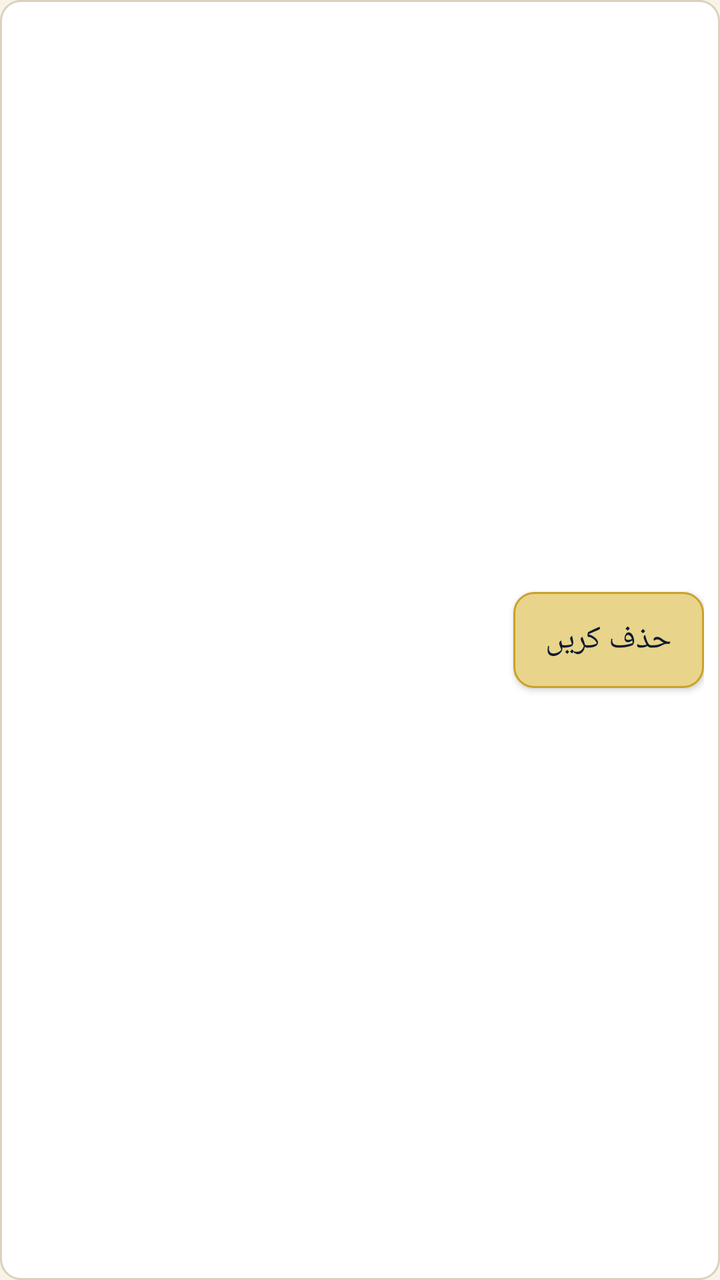
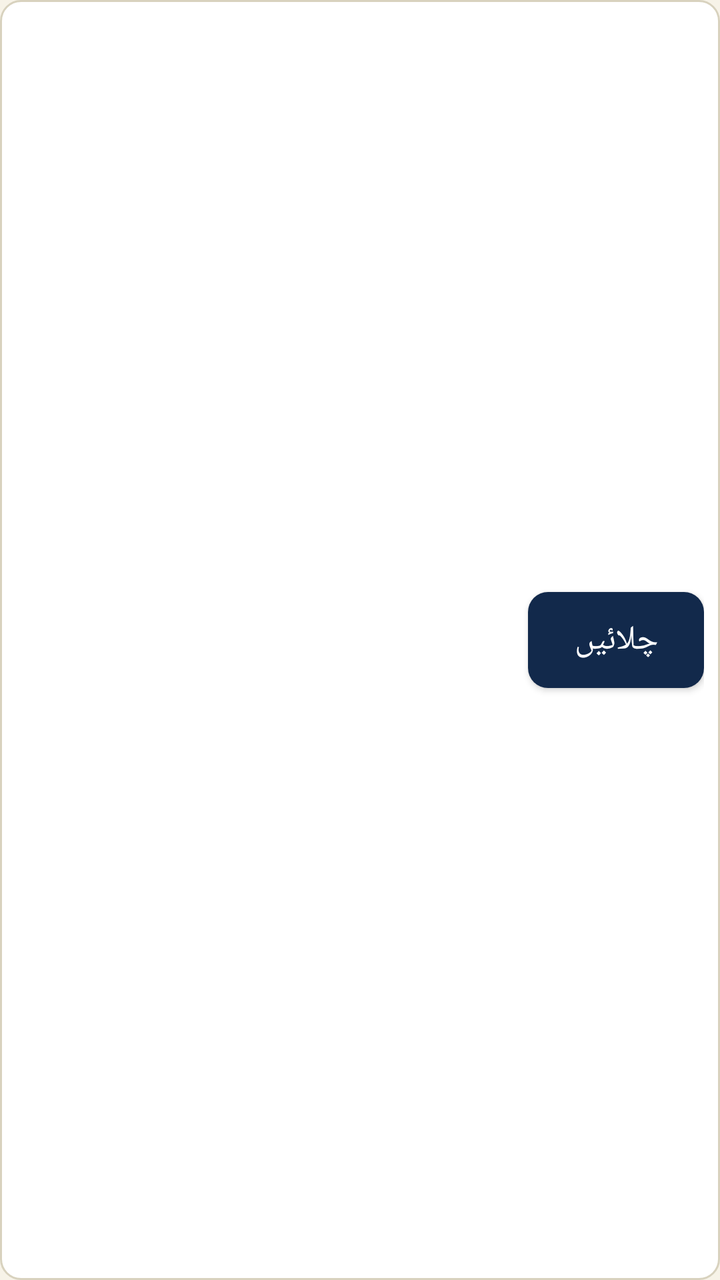

Screens rendered from an Android XML layout before and after an edit, with the pre-edit source and the edit as a unified diff.
<!-- AndroidManifest.xml: application theme Theme.Jarvis -->
<!-- res/layout/item_book.xml -->
<?xml version="1.0" encoding="utf-8"?>
<LinearLayout xmlns:android="http://schemas.android.com/apk/res/android"
    android:layout_width="match_parent"
    android:layout_height="wrap_content"
    android:orientation="horizontal"
    android:padding="@dimen/pad_small"
    android:background="@drawable/bg_card">

    <LinearLayout
        android:layout_width="0dp"
        android:layout_height="wrap_content"
        android:layout_weight="1"
        android:orientation="vertical"
        android:layout_gravity="center_vertical">

        <TextView
            android:id="@+id/kitab_item_title"
            android:layout_width="match_parent"
            android:layout_height="wrap_content"
            style="@style/JarvisTextUrdu" />

        <TextView
            android:id="@+id/kitab_item_meta"
            android:layout_width="match_parent"
            android:layout_height="wrap_content"
            android:layout_marginTop="2dp"
            style="@style/JarvisTextLatin.Small" />

    </LinearLayout>

    <Button
        android:id="@+id/kitab_item_delete"
        android:layout_width="wrap_content"
        android:layout_height="wrap_content"
        android:layout_gravity="center_vertical"
        android:layout_marginStart="@dimen/pad_small"
        style="@style/JarvisButton.Secondary"
        android:text="@string/kitab_delete" />

</LinearLayout>
<!-- resources referenced by this layout -->
<resources>
  <dimen name="pad_small">8dp</dimen>
  <!-- drawable bg_card (drawable) -->
  <?xml version="1.0" encoding="utf-8"?>
  <shape xmlns:android="http://schemas.android.com/apk/res/android"
      android:shape="rectangle">
      <solid android:color="@color/white" />
      <corners android:radius="@dimen/corner_radius" />
      <stroke android:width="1dp" android:color="@color/divider" />
  </shape>
  <string name="kitab_delete">حذف کریں</string>
  <style name="JarvisButton.Secondary" parent="android:Widget.Material.Button">
          <item name="android:background">@drawable/bg_button_gold</item>
          <item name="android:textColor">@color/navy_dark</item>
          <item name="android:fontFamily">@font/jameel_noori_nastaleeq</item>
          <item name="android:textSize">16sp</item>
          <item name="android:minHeight">48dp</item>
          <item name="android:paddingStart">16dp</item>
          <item name="android:paddingEnd">16dp</item>
      </style>
  <style name="JarvisTextLatin.Small">
          <item name="android:fontFamily">sans-serif</item>
          <item name="android:textSize">@dimen/text_small</item>
          <item name="android:textColor">@color/ink_soft</item>
      </style>
  <style name="JarvisTextUrdu">
          <item name="android:fontFamily">@font/jameel_noori_nastaleeq</item>
          <item name="android:textSize">@dimen/text_body</item>
          <item name="android:textColor">@color/ink</item>
          <item name="android:lineSpacingExtra">6dp</item>
      </style>
  <style name="Theme.Jarvis" parent="android:Theme.Material.Light.NoActionBar">
          <item name="android:colorPrimary">@color/navy</item>
          <item name="android:colorPrimaryDark">@color/navy_dark</item>
          <item name="android:colorAccent">@color/gold</item>
          <item name="android:windowBackground">@color/paper</item>
          <item name="android:textColorPrimary">@color/ink</item>
          <item name="android:textColorSecondary">@color/ink_soft</item>
      </style>
  <color name="white">#FFFFFF</color>
  <dimen name="corner_radius">10dp</dimen>
  <color name="divider">#D8D2BE</color>
  <!-- drawable bg_button_gold (drawable) -->
  <?xml version="1.0" encoding="utf-8"?>
  <shape xmlns:android="http://schemas.android.com/apk/res/android"
      android:shape="rectangle">
      <solid android:color="@color/gold_light" />
      <corners android:radius="@dimen/corner_radius" />
      <stroke android:width="1dp" android:color="@color/gold" />
  </shape>
  <color name="navy_dark">#0B1B33</color>
  <dimen name="text_small">14sp</dimen>
  <color name="ink_soft">#4A4A4A</color>
  <dimen name="text_body">17sp</dimen>
  <color name="ink">#1A1A1A</color>
  <color name="navy">#12294B</color>
  <color name="gold">#C9A227</color>
  <color name="paper">#F7F3E8</color>
  <color name="gold_light">#E8D48A</color>
</resources>

<!-- the commit's change to res/layout/item_book.xml (unified diff, before → after) -->
@@ -28,13 +28,14 @@
 
     </LinearLayout>
 
+    
     <Button
-        android:id="@+id/kitab_item_delete"
+        android:id="@+id/kitab_item_play"
         android:layout_width="wrap_content"
         android:layout_height="wrap_content"
         android:layout_gravity="center_vertical"
         android:layout_marginStart="@dimen/pad_small"
-        style="@style/JarvisButton.Secondary"
-        android:text="@string/kitab_delete" />
+        style="@style/JarvisButton"
+        android:text="@string/kitab_play" />
 
 </LinearLayout>
<!-- resource entries referenced after the edit -->
@@ -9,15 +9,15 @@
       <corners android:radius="@dimen/corner_radius" />
       <stroke android:width="1dp" android:color="@color/divider" />
   </shape>
-  <string name="kitab_delete">حذف کریں</string>
-  <style name="JarvisButton.Secondary" parent="android:Widget.Material.Button">
-          <item name="android:background">@drawable/bg_button_gold</item>
-          <item name="android:textColor">@color/navy_dark</item>
+  <string name="kitab_play">چلائیں</string>
+  <style name="JarvisButton" parent="android:Widget.Material.Button">
+          <item name="android:background">@drawable/bg_button_navy</item>
+          <item name="android:textColor">@color/white</item>
           <item name="android:fontFamily">@font/jameel_noori_nastaleeq</item>
-          <item name="android:textSize">16sp</item>
+          <item name="android:textSize">17sp</item>
           <item name="android:minHeight">48dp</item>
-          <item name="android:paddingStart">16dp</item>
-          <item name="android:paddingEnd">16dp</item>
+          <item name="android:paddingStart">18dp</item>
+          <item name="android:paddingEnd">18dp</item>
       </style>
   <style name="JarvisTextLatin.Small">
           <item name="android:fontFamily">sans-serif</item>
@@ -41,13 +41,12 @@
   <color name="white">#FFFFFF</color>
   <dimen name="corner_radius">10dp</dimen>
   <color name="divider">#D8D2BE</color>
-  <!-- drawable bg_button_gold (drawable) -->
+  <!-- drawable bg_button_navy (drawable) -->
   <?xml version="1.0" encoding="utf-8"?>
   <shape xmlns:android="http://schemas.android.com/apk/res/android"
       android:shape="rectangle">
-      <solid android:color="@color/gold_light" />
+      <solid android:color="@color/navy" />
       <corners android:radius="@dimen/corner_radius" />
-      <stroke android:width="1dp" android:color="@color/gold" />
   </shape>
   <color name="navy_dark">#0B1B33</color>
   <dimen name="text_small">14sp</dimen>
@@ -57,6 +56,5 @@
   <color name="navy">#12294B</color>
   <color name="gold">#C9A227</color>
   <color name="paper">#F7F3E8</color>
-  <color name="gold_light">#E8D48A</color>
 </resources>
 
